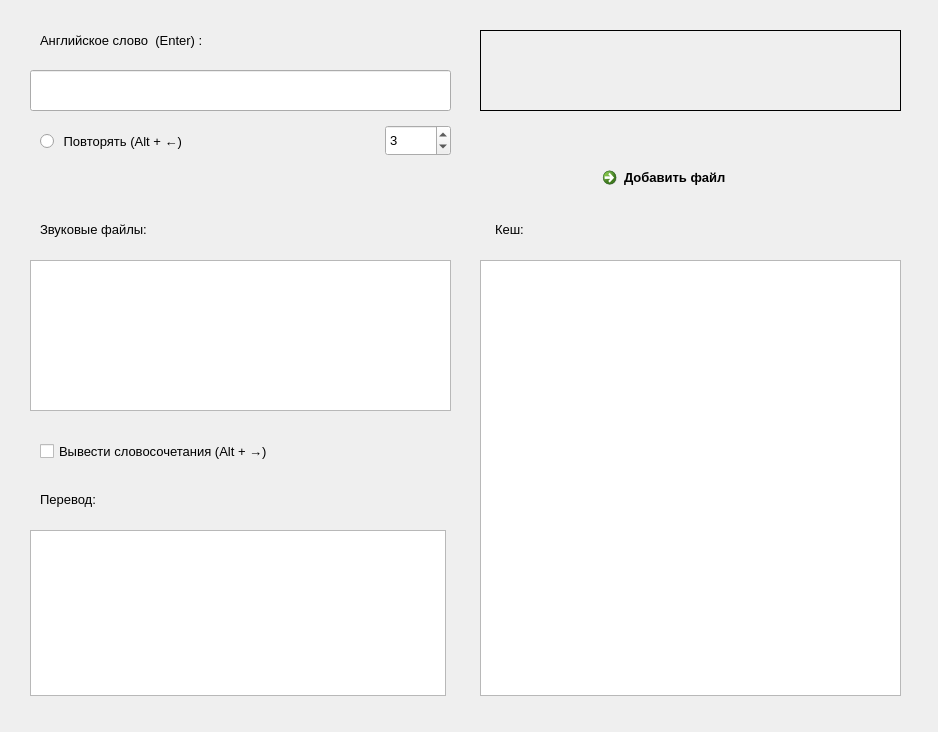
alsav22/Translate4_3, file Form.ui: the form before one commit.
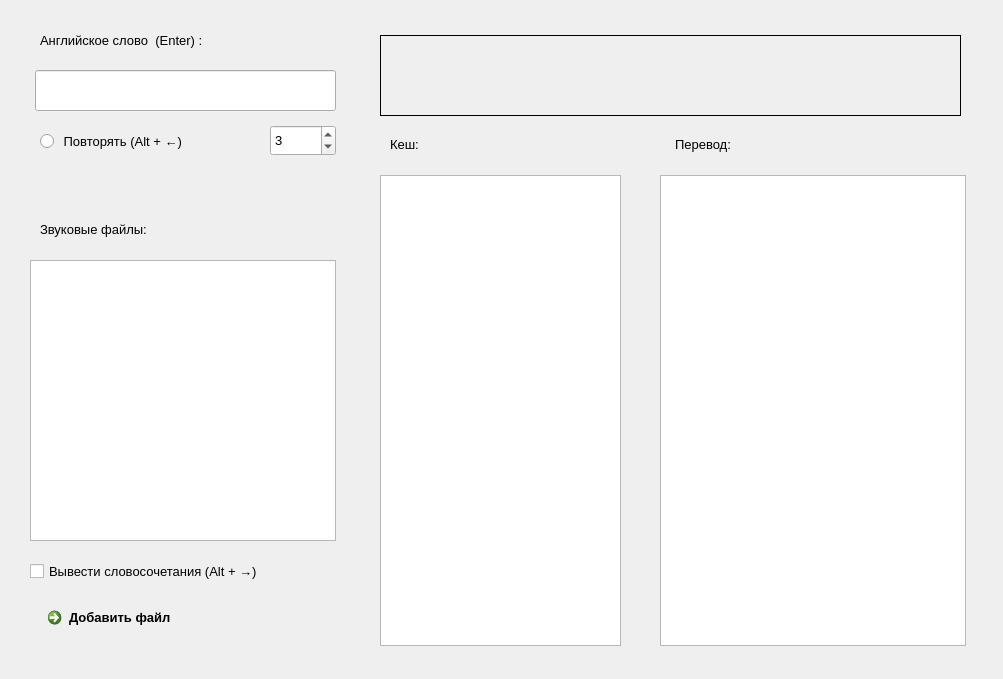
The form after the commit. Custom widgets are drawn as their Qt base class.

Commit message: Другой GUI

Diff of the .ui file:
```diff
--- a/Form.ui
+++ b/Form.ui
@@ -6,8 +6,8 @@
    <rect>
     <x>0</x>
     <y>0</y>
-    <width>938</width>
-    <height>732</height>
+    <width>1003</width>
+    <height>679</height>
    </rect>
   </property>
   <property name="font">
@@ -28,9 +28,9 @@
   <widget class="QLineEdit" name="lineEditInput">
    <property name="geometry">
     <rect>
-     <x>30</x>
+     <x>35</x>
      <y>70</y>
-     <width>421</width>
+     <width>301</width>
      <height>41</height>
     </rect>
    </property>
@@ -69,9 +69,9 @@
   <widget class="QLabel" name="labelOutput">
    <property name="geometry">
     <rect>
-     <x>480</x>
-     <y>30</y>
-     <width>421</width>
+     <x>380</x>
+     <y>35</y>
+     <width>581</width>
      <height>81</height>
     </rect>
    </property>
@@ -102,7 +102,7 @@
     <rect>
      <x>30</x>
      <y>170</y>
-     <width>211</width>
+     <width>186</width>
      <height>30</height>
     </rect>
    </property>
@@ -122,8 +122,8 @@
   <widget class="QCommandLinkButton" name="commandLinkButton">
    <property name="geometry">
     <rect>
-     <x>595</x>
-     <y>160</y>
+     <x>40</x>
+     <y>600</y>
      <width>191</width>
      <height>42</height>
     </rect>
@@ -172,7 +172,7 @@
   <widget class="QSpinBox" name="spinBox">
    <property name="geometry">
     <rect>
-     <x>385</x>
+     <x>270</x>
      <y>125</y>
      <width>66</width>
      <height>31</height>
@@ -196,8 +196,8 @@
     <rect>
      <x>30</x>
      <y>260</y>
-     <width>421</width>
-     <height>151</height>
+     <width>306</width>
+     <height>281</height>
     </rect>
    </property>
    <property name="font">
@@ -232,8 +232,8 @@
   <widget class="QCheckBox" name="checkBox">
    <property name="geometry">
     <rect>
-     <x>40</x>
-     <y>440</y>
+     <x>30</x>
+     <y>560</y>
      <width>351</width>
      <height>23</height>
     </rect>
@@ -245,10 +245,10 @@
   <widget class="QListWidget" name="cacheWord">
    <property name="geometry">
     <rect>
-     <x>480</x>
-     <y>260</y>
-     <width>421</width>
-     <height>436</height>
+     <x>380</x>
+     <y>175</y>
+     <width>241</width>
+     <height>471</height>
     </rect>
    </property>
    <property name="font">
@@ -291,8 +291,8 @@
   <widget class="QLabel" name="label">
    <property name="geometry">
     <rect>
-     <x>495</x>
-     <y>220</y>
+     <x>390</x>
+     <y>135</y>
      <width>66</width>
      <height>19</height>
     </rect>
@@ -304,8 +304,8 @@
   <widget class="QLabel" name="label_2">
    <property name="geometry">
     <rect>
-     <x>40</x>
-     <y>490</y>
+     <x>675</x>
+     <y>135</y>
      <width>101</width>
      <height>19</height>
     </rect>
@@ -317,10 +317,10 @@
   <widget class="QTextEdit" name="textEdit">
    <property name="geometry">
     <rect>
-     <x>30</x>
-     <y>530</y>
-     <width>416</width>
-     <height>166</height>
+     <x>660</x>
+     <y>175</y>
+     <width>306</width>
+     <height>471</height>
     </rect>
    </property>
    <property name="readOnly">
```
The commit also changes 2 other files.
